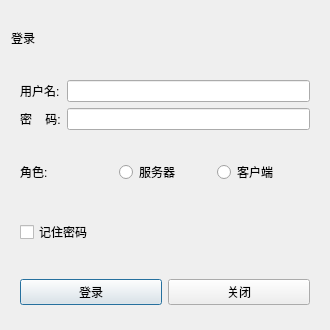
This is cpp/QTAPP/logindialog.ui in laixhe/laixhe-log as Qt 5 draws it before an edit. The edited form follows.
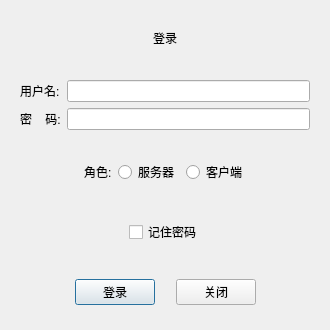
This is the edited form.

What changed in the file:
```diff
--- a/cpp/QTAPP/logindialog.ui
+++ b/cpp/QTAPP/logindialog.ui
@@ -19,6 +19,9 @@
      <property name="text">
       <string>登录</string>
      </property>
+     <property name="alignment">
+      <set>Qt::AlignCenter</set>
+     </property>
     </widget>
    </item>
    <item>
@@ -50,6 +53,19 @@
    <item>
     <widget class="QWidget" name="widget_2" native="true">
      <layout class="QHBoxLayout" name="horizontalLayout">
+      <item>
+       <spacer name="horizontalSpacer">
+        <property name="orientation">
+         <enum>Qt::Horizontal</enum>
+        </property>
+        <property name="sizeHint" stdset="0">
+         <size>
+          <width>40</width>
+          <height>20</height>
+         </size>
+        </property>
+       </spacer>
+      </item>
       <item>
        <widget class="QLabel" name="label_4">
         <property name="text">
@@ -71,12 +87,38 @@
         </property>
        </widget>
       </item>
+      <item>
+       <spacer name="horizontalSpacer_2">
+        <property name="orientation">
+         <enum>Qt::Horizontal</enum>
+        </property>
+        <property name="sizeHint" stdset="0">
+         <size>
+          <width>40</width>
+          <height>20</height>
+         </size>
+        </property>
+       </spacer>
+      </item>
      </layout>
     </widget>
    </item>
    <item>
     <widget class="QWidget" name="widget_3" native="true">
      <layout class="QHBoxLayout" name="horizontalLayout_2">
+      <item>
+       <spacer name="horizontalSpacer_3">
+        <property name="orientation">
+         <enum>Qt::Horizontal</enum>
+        </property>
+        <property name="sizeHint" stdset="0">
+         <size>
+          <width>40</width>
+          <height>20</height>
+         </size>
+        </property>
+       </spacer>
+      </item>
       <item>
        <widget class="QCheckBox" name="checkBox">
         <property name="text">
@@ -84,12 +126,38 @@
         </property>
        </widget>
       </item>
+      <item>
+       <spacer name="horizontalSpacer_4">
+        <property name="orientation">
+         <enum>Qt::Horizontal</enum>
+        </property>
+        <property name="sizeHint" stdset="0">
+         <size>
+          <width>40</width>
+          <height>20</height>
+         </size>
+        </property>
+       </spacer>
+      </item>
      </layout>
     </widget>
    </item>
    <item>
     <widget class="QWidget" name="widget_4" native="true">
      <layout class="QHBoxLayout" name="horizontalLayout_3">
+      <item>
+       <spacer name="horizontalSpacer_5">
+        <property name="orientation">
+         <enum>Qt::Horizontal</enum>
+        </property>
+        <property name="sizeHint" stdset="0">
+         <size>
+          <width>40</width>
+          <height>20</height>
+         </size>
+        </property>
+       </spacer>
+      </item>
       <item>
        <widget class="QPushButton" name="pushButton">
         <property name="text">
@@ -97,6 +165,22 @@
         </property>
        </widget>
       </item>
+      <item>
+       <spacer name="horizontalSpacer_7">
+        <property name="orientation">
+         <enum>Qt::Horizontal</enum>
+        </property>
+        <property name="sizeType">
+         <enum>QSizePolicy::Fixed</enum>
+        </property>
+        <property name="sizeHint" stdset="0">
+         <size>
+          <width>15</width>
+          <height>20</height>
+         </size>
+        </property>
+       </spacer>
+      </item>
       <item>
        <widget class="QPushButton" name="pushButton_2">
         <property name="text">
@@ -104,6 +188,19 @@
         </property>
        </widget>
       </item>
+      <item>
+       <spacer name="horizontalSpacer_6">
+        <property name="orientation">
+         <enum>Qt::Horizontal</enum>
+        </property>
+        <property name="sizeHint" stdset="0">
+         <size>
+          <width>40</width>
+          <height>20</height>
+         </size>
+        </property>
+       </spacer>
+      </item>
      </layout>
     </widget>
    </item>
```
